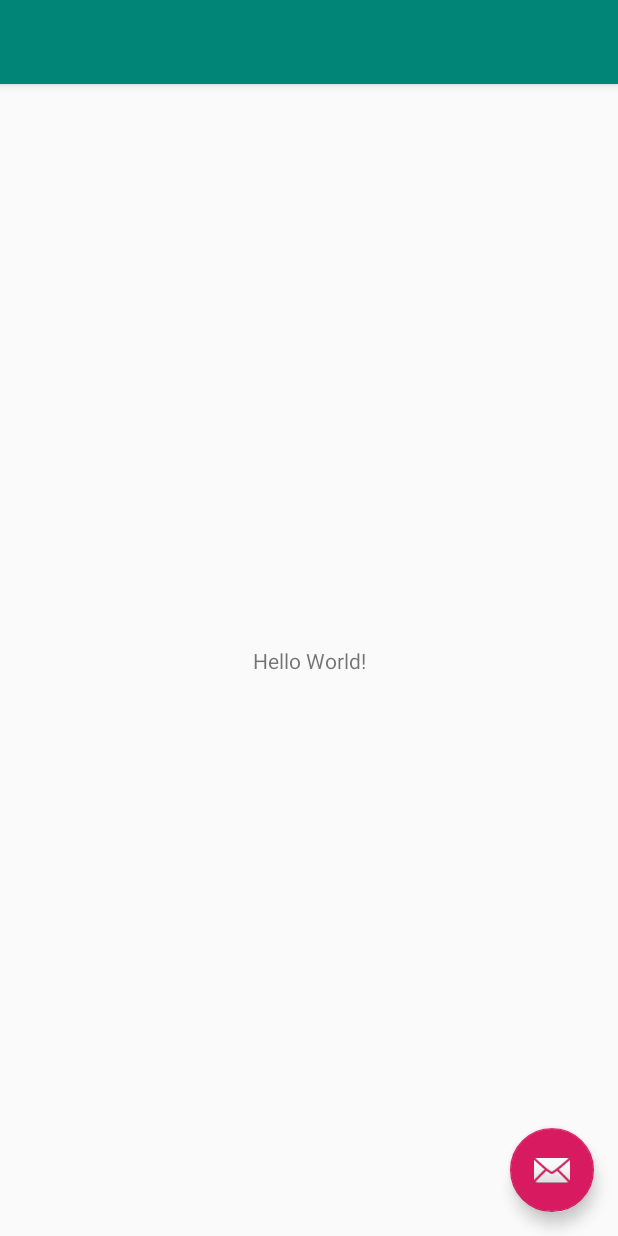
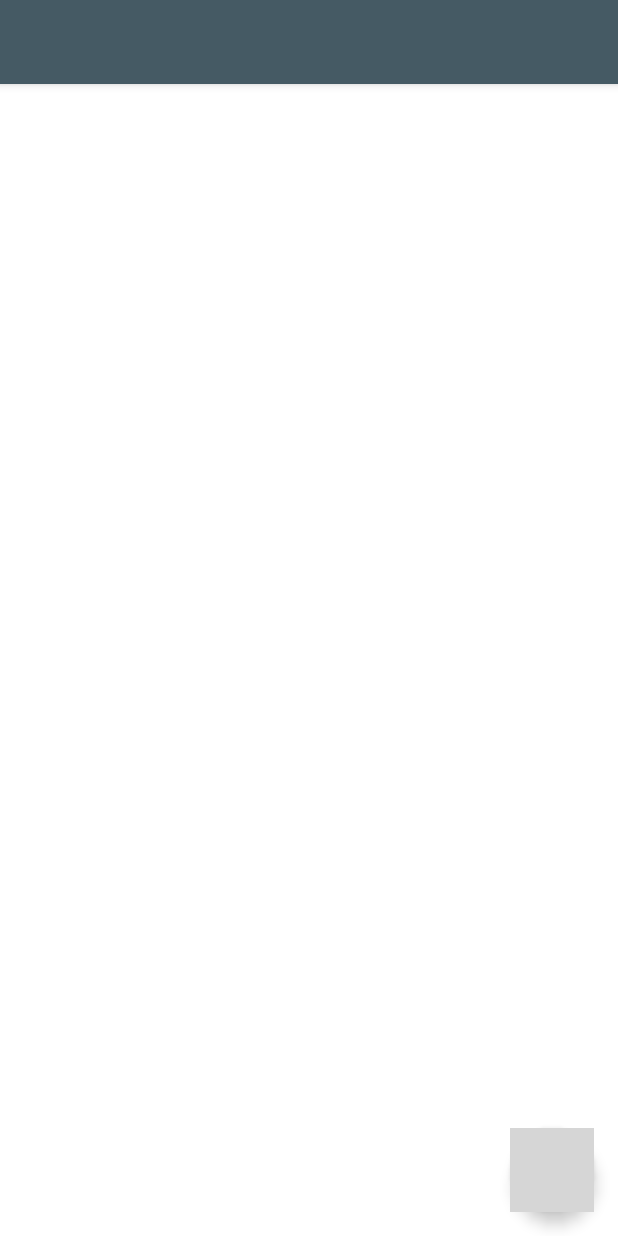
Before and after one commit to BLACKFISHLABS/precifica-app, an Android app: the layout activity_main.xml on its own in the app's theme, with its tools: preview values and no code run, on a phone screen of 412 x 824 dp. Run offline under Robolectric (Android 15) with nearby library versions, the phone set to English and light mode, and no system bars; grey boxes are pictures that could not be loaded.

Commit message:
Add Resources

```diff
--- a/app/src/main/res/layout/activity_main.xml
+++ b/app/src/main/res/layout/activity_main.xml
@@ -4,7 +4,7 @@
     xmlns:tools="http://schemas.android.com/tools"
     android:layout_width="match_parent"
     android:layout_height="match_parent"
-    tools:context=".MainActivity">
+    tools:context=".ui.MainActivity">
 
     <com.google.android.material.appbar.AppBarLayout
         android:layout_width="match_parent"
@@ -12,7 +12,7 @@
         android:theme="@style/AppTheme.AppBarOverlay">
 
         <androidx.appcompat.widget.Toolbar
-            android:id="@+id/toolbar"
+            android:id="@+id/toolbar_all_actionbar"
             android:layout_width="match_parent"
             android:layout_height="?attr/actionBarSize"
             android:background="?attr/colorPrimary"
@@ -20,14 +20,14 @@
 
     </com.google.android.material.appbar.AppBarLayout>
 
-    <include layout="@layout/content_main" />
+    <include layout="@layout/view_fragment_container" />
 
     <com.google.android.material.floatingactionbutton.FloatingActionButton
-        android:id="@+id/fab"
+        android:id="@+id/fab_all_main_action"
         android:layout_width="wrap_content"
         android:layout_height="wrap_content"
         android:layout_gravity="bottom|end"
         android:layout_margin="@dimen/fab_margin"
-        app:srcCompat="@android:drawable/ic_dialog_email" />
+        app:srcCompat="@drawable/ic_arrow_forward" />
 
 </androidx.coordinatorlayout.widget.CoordinatorLayout>
--- a/app/src/main/res/layout/content_main.xml
+++ /dev/null
@@ -1,20 +0,0 @@
-<?xml version="1.0" encoding="utf-8"?>
-<androidx.constraintlayout.widget.ConstraintLayout xmlns:android="http://schemas.android.com/apk/res/android"
-    xmlns:app="http://schemas.android.com/apk/res-auto"
-    xmlns:tools="http://schemas.android.com/tools"
-    android:layout_width="match_parent"
-    android:layout_height="match_parent"
-    app:layout_behavior="@string/appbar_scrolling_view_behavior"
-    tools:context=".MainActivity"
-    tools:showIn="@layout/activity_main">
-
-    <TextView
-        android:layout_width="wrap_content"
-        android:layout_height="wrap_content"
-        android:text="Hello World!"
-        app:layout_constraintBottom_toBottomOf="parent"
-        app:layout_constraintLeft_toLeftOf="parent"
-        app:layout_constraintRight_toRightOf="parent"
-        app:layout_constraintTop_toTopOf="parent" />
-
-</androidx.constraintlayout.widget.ConstraintLayout>
--- a/app/src/main/res/mipmap-anydpi-v26/ic_launcher.xml
+++ b/app/src/main/res/mipmap-anydpi-v26/ic_launcher.xml
@@ -1,5 +1,5 @@
 <?xml version="1.0" encoding="utf-8"?>
 <adaptive-icon xmlns:android="http://schemas.android.com/apk/res/android">
-    <background android:drawable="@color/ic_launcher_background"/>
-    <foreground android:drawable="@mipmap/ic_launcher_foreground"/>
+    <background android:drawable="@color/ic_launcher_background" />
+    <foreground android:drawable="@mipmap/ic_launcher_foreground" />
 </adaptive-icon>
--- a/app/src/main/res/mipmap-anydpi-v26/ic_launcher_round.xml
+++ b/app/src/main/res/mipmap-anydpi-v26/ic_launcher_round.xml
@@ -1,5 +1,5 @@
 <?xml version="1.0" encoding="utf-8"?>
 <adaptive-icon xmlns:android="http://schemas.android.com/apk/res/android">
-    <background android:drawable="@color/ic_launcher_background"/>
-    <foreground android:drawable="@mipmap/ic_launcher_foreground"/>
+    <background android:drawable="@color/ic_launcher_background" />
+    <foreground android:drawable="@mipmap/ic_launcher_foreground" />
 </adaptive-icon>
--- a/app/src/main/res/values/colors.xml
+++ b/app/src/main/res/values/colors.xml
@@ -1,6 +1,11 @@
 <?xml version="1.0" encoding="utf-8"?>
 <resources>
-    <color name="colorPrimary">#008577</color>
-    <color name="colorPrimaryDark">#00574B</color>
-    <color name="colorAccent">#D81B60</color>
+    <color name="colorPrimary">#455A64</color>
+    <color name="colorPrimaryDark">#263238</color>
+    <color name="colorAccent">#fe485a</color>
+    <color name="primaryLight">#B2EBF2</color>
+
+    <color name="colorWindowBackground">#ffffff</color>
+    <color name="colorWindowBackgroundGray">#f0f0f0</color>
+    <color name="colorGray">#d3d3d3</color>
 </resources>
```
Also changed, not shown: app/src/main/AndroidManifest.xml (+17 -2 lines), app/src/main/java/io/github/blackfishlabs/precificaapp/MainActivity.java (deleted, +0 -55 lines), app/src/main/res/menu/menu_main.xml (+3 -9 lines), app/src/main/res/values/dimens.xml (+11 -0 lines), app/src/main/res/values/strings.xml (+27 -1 lines), app/src/main/res/values/styles.xml (+14 -0 lines), app/src/main/res/font/montserrat.ttf (added), 3 other files.
